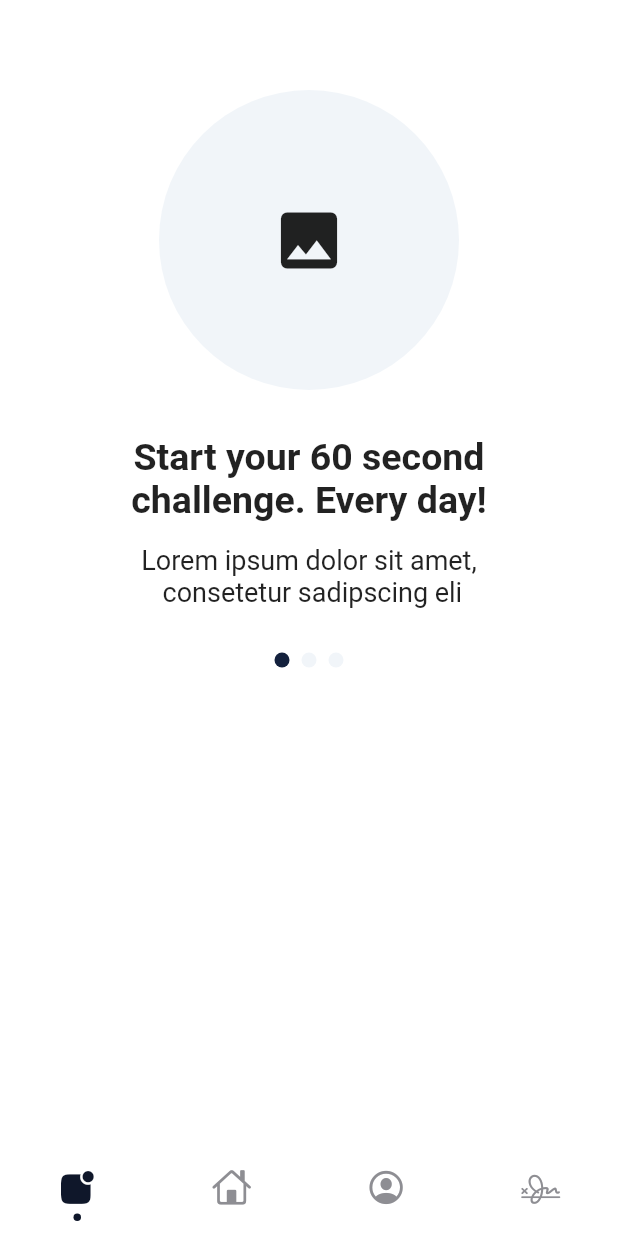
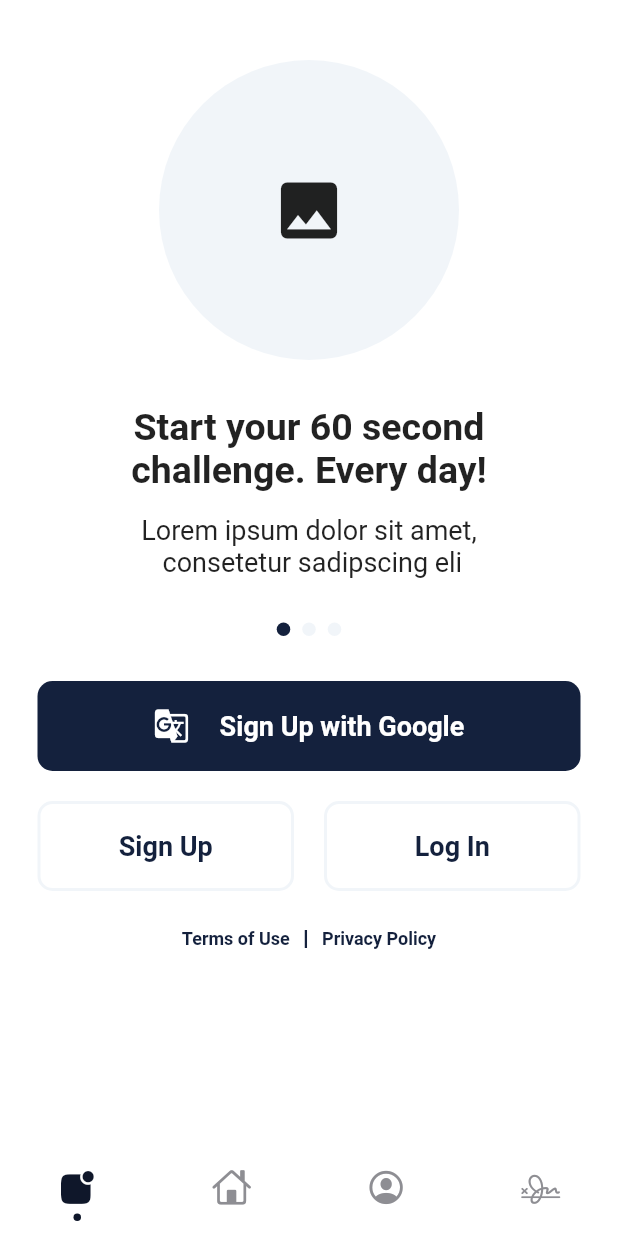
Before and after one commit to LeonLaptop/fitness, a Flutter app: the screen it shows after launch, on a phone screen of 412 x 824 dp. Run offline on Flutter 3.47's test engine with Material 2 defaults, Android fonts, the phone set to English and light mode, and no system bars; drawn by our look-alikes of carousel_slider, persistent_bottom_nav_bar.

Commit message:
finish SignScreen

```diff
--- /dev/null
+++ b/lib/assets/buttons.dart
@@ -0,0 +1,77 @@
+import 'package:flutter/material.dart';
+import 'package:login_screen/assets/textstyle.dart';
+
+import 'colors.dart';
+
+class GoogleSignButton extends StatelessWidget {
+  const GoogleSignButton({
+    Key key,
+  }) : super(key: key);
+
+  @override
+  Widget build(BuildContext context) {
+    return GestureDetector(
+      onTap: () => print("Im Taped"),
+      child: Padding(
+        padding: const EdgeInsets.only(
+            left: 25.0, right: 25.0, bottom: 20.0),
+        child: Container(
+          width: double.infinity,
+          height: 60.0,
+          decoration: BoxDecoration(
+            color: darkBlueColor,
+            borderRadius: BorderRadius.circular(10.0),
+          ),
+          child: Row(
+            crossAxisAlignment: CrossAxisAlignment.center,
+            mainAxisAlignment: MainAxisAlignment.center,
+            children: [
+              Icon(
+                Icons.g_translate,
+                color: Colors.white,
+              ),
+              Padding(
+                padding: const EdgeInsets.only(left:20.0),
+                child: Text("Sign Up with Google", style: whiteBoldText,),
+              )
+            ],
+          ),
+        ),
+      ),
+    );
+  }
+}
+
+//===============================================================================\\
+
+
+class SignUpLoginButton extends StatelessWidget {
+  final String title;
+  final String printInput;
+
+  SignUpLoginButton({this.title,this.printInput});
+
+  @override
+  Widget build(BuildContext context) {
+    return GestureDetector(
+      onTap: () => print(printInput),
+      child: Container(
+        height: 60.0,
+        decoration: BoxDecoration(
+          border: Border.all(
+            width: 2.0,
+            color: ligthGreyColor,
+          ),
+          color: Colors.white,
+          borderRadius: BorderRadius.circular(10.0),
+        ),
+        child: Center(
+          child: Text(
+            title,
+            style: blackBoldText,
+          ),
+        ),
+      ),
+    );
+  }
+}
--- a/lib/assets/textstyle.dart
+++ b/lib/assets/textstyle.dart
@@ -1,5 +1,10 @@
 import 'package:flutter/cupertino.dart';
+import 'package:flutter/material.dart';
+import 'package:login_screen/assets/colors.dart';
 
 const TextStyle topbarHeader = TextStyle(fontSize: 20.0, fontWeight: FontWeight.bold);
 const TextStyle signHeader = TextStyle(fontSize: 25.0, fontWeight: FontWeight.bold);
 const TextStyle signSubHeader = TextStyle(fontSize: 18.0, fontWeight: FontWeight.normal);
+const TextStyle whiteBoldText = TextStyle(color: Colors.white ,fontSize: 18.0, fontWeight: FontWeight.bold);
+const TextStyle blackBoldText = TextStyle(color: darkBlueColor ,fontSize: 18.0, fontWeight: FontWeight.bold);
+const TextStyle smallBlueText = TextStyle(color: darkBlueColor ,fontSize: 12.0, fontWeight: FontWeight.bold);
--- a/lib/screens/sign_screen.dart
+++ b/lib/screens/sign_screen.dart
@@ -1,4 +1,5 @@
 import 'package:flutter/material.dart';
+import 'package:login_screen/assets/buttons.dart';
 import 'package:login_screen/assets/colors.dart';
 import 'package:login_screen/assets/textstyle.dart';
 import 'package:carousel_slider/carousel_slider.dart';
@@ -21,9 +22,18 @@ final List<String> subHeader = [
 ];
 
 final List<Icon> icons = [
-  Icon(Icons.photo, size: 50.0,),
-  Icon(Icons.sports,size: 50.0,),
-  Icon(Icons.food_bank,size: 50.0,),
+  Icon(
+    Icons.photo,
+    size: 50.0,
+  ),
+  Icon(
+    Icons.sports,
+    size: 50.0,
+  ),
+  Icon(
+    Icons.food_bank,
+    size: 50.0,
+  ),
 ];
 
 class _SignScreenState extends State<SignScreen> {
@@ -37,13 +47,13 @@ class _SignScreenState extends State<SignScreen> {
           color: Colors.white,
           width: double.infinity,
           child: Padding(
-            padding: const EdgeInsets.only(top: 60.0),
+            padding: const EdgeInsets.only(top: 40.0),
             child: Column(
               crossAxisAlignment: CrossAxisAlignment.center,
               children: [
                 CarouselSlider(
                   options: CarouselOptions(
-                    height: 375.0,
+                      height: 375.0,
                       viewportFraction: 1.0,
                       onPageChanged: (index, reason) {
                         setState(() {
@@ -66,11 +76,11 @@ class _SignScreenState extends State<SignScreen> {
                                   color: ligthGreyColor,
                                   borderRadius: BorderRadius.circular(200.0),
                                 ),
-                                child: Center(
-                                    child: icons[i]),
+                                child: Center(child: icons[i]),
                               ),
                               Padding(
-                                padding: const EdgeInsets.only(top: 30.0, bottom: 15.0),
+                                padding: const EdgeInsets.only(
+                                    top: 30.0, bottom: 15.0),
                                 child: Container(
                                   child: Text(header[i],
                                       textAlign: TextAlign.center,
@@ -78,7 +88,7 @@ class _SignScreenState extends State<SignScreen> {
                                 ),
                               ),
                               Padding(
-                                padding: const EdgeInsets.only(bottom:30.0),
+                                padding: const EdgeInsets.only(bottom: 30.0),
                                 child: Container(
                                   child: Text(
                                     subHeader[i],
@@ -100,19 +110,82 @@ class _SignScreenState extends State<SignScreen> {
                   children: header.map((i) {
                     int index = header.indexOf(i);
                     return Container(
-                      width: 10.0,
-                      height: 10.0,
-                      margin:
-                          EdgeInsets.symmetric(horizontal: 4.0),
+                      width: 9.0,
+                      height: 9.0,
+                      margin: EdgeInsets.symmetric(horizontal: 4.0),
                       decoration: BoxDecoration(
-                        shape: BoxShape.circle,
-                        color: _current == index
-                            ? darkBlueColor
-                            : ligthGreyColor
-                      ),
+                          shape: BoxShape.circle,
+                          color: _current == index
+                              ? darkBlueColor
+                              : ligthGreyColor),
                     );
                   }).toList(),
                 ),
+                Expanded(
+                    child: Padding(
+                  padding: const EdgeInsets.only(top: 30.0),
+                  child: Container(
+                    child: Column(
+                      children: [
+                        GoogleSignButton(),
+                        Container(
+                          margin: EdgeInsets.only(left: 25.0, right: 25.0),
+                          child: Row(
+                            children: [
+                              Expanded(
+                                child: SignUpLoginButton(
+                                  title: "Sign Up",
+                                  printInput: "Sign In",
+                                ),
+                              ),
+                              SizedBox(
+                                width: 20.0,
+                              ),
+                              Expanded(
+                                child: SignUpLoginButton(
+                                    title: "Log In", printInput: "Log In"),
+                              ),
+                            ],
+                          ),
+                        ),
+                        Padding(
+                          padding: const EdgeInsets.only(top: 25.0),
+                          child: Container(
+                            child: Row(
+                              crossAxisAlignment: CrossAxisAlignment.center,
+                              mainAxisAlignment: MainAxisAlignment.center,
+                              children: [
+                                GestureDetector(
+                                  onTap: () => print("Terms of Use"),
+                                  child: Text(
+                                    "Terms of Use",
+                                    style: smallBlueText,
+                                  ),
+                                ),
+                                Padding(
+                                  padding: const EdgeInsets.only(
+                                      left: 10.0, right: 10.0),
+                                  child: Container(
+                                    height: 12.0,
+                                    width: 1.5,
+                                    color: darkBlueColor,
+                                  ),
+                                ),
+                                GestureDetector(
+                                  onTap: () => print("Privacy Policy"),
+                                  child: Text(
+                                    "Privacy Policy",
+                                    style: smallBlueText,
+                                  ),
+                                )
+                              ],
+                            ),
+                          ),
+                        )
+                      ],
+                    ),
+                  ),
+                ))
               ],
             ),
           ),
```
